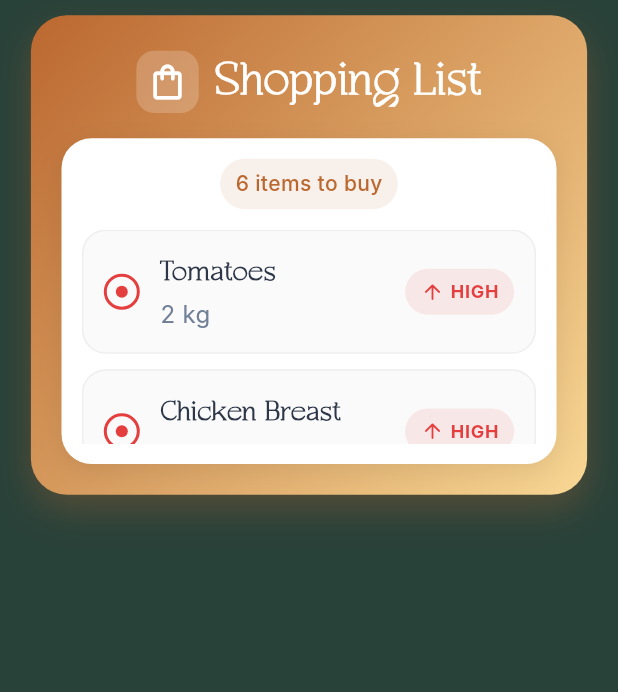
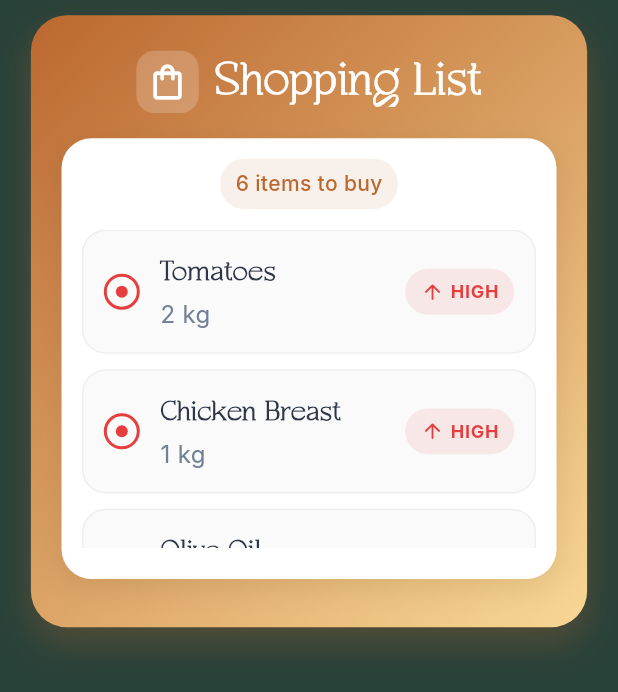
Before and after one commit to LuciaSchlegel/ai.cook, a Flutter app: the ShoppingRemindersCard widget shown alone on an empty page, opened directly, on a phone screen of 412 x 824 dp. Shown: the top 692 px of the screen. Run offline on Flutter 3.47's test engine with Material 3 defaults, Android fonts, the phone set to English and light mode, and no system bars; our stand-ins replace animate_do, animated_text_kit, cached_network_image, firebase_auth, firebase_core, flutter_dotenv and 4 more; accounts and stored records are empty; network calls fail; Roboto replaces fonts that are missing (Inter); project files that could hold a hidden picture were left out.

Commit message:
feature/ home widgets rearranged

```diff
--- a/lib/dialogs/ai_recommendations/widgets/builders/build_error.dart
+++ b/lib/dialogs/ai_recommendations/widgets/builders/build_error.dart
@@ -1,7 +1,6 @@
 import 'package:ai_cook_project/theme.dart';
 import 'package:ai_cook_project/utils/responsive_utils.dart';
 import 'package:flutter/cupertino.dart';
-import 'package:flutter/material.dart';
 
 class ErrorBuild extends StatelessWidget {
   final String error;
--- a/lib/dialogs/ai_recommendations/widgets/form/form_comments.dart
+++ b/lib/dialogs/ai_recommendations/widgets/form/form_comments.dart
@@ -1,7 +1,6 @@
 import 'package:ai_cook_project/theme.dart';
 import 'package:ai_cook_project/utils/responsive_utils.dart';
 import 'package:flutter/cupertino.dart';
-import 'package:flutter/material.dart';
 
 class FormComments extends StatelessWidget {
   final TextEditingController preferencesController;
--- a/lib/dialogs/ai_recommendations/widgets/sections/ai_almostready_section.dart
+++ b/lib/dialogs/ai_recommendations/widgets/sections/ai_almostready_section.dart
@@ -2,7 +2,6 @@ import 'package:ai_cook_project/models/ai_response_model.dart';
 import 'package:ai_cook_project/theme.dart';
 import 'package:ai_cook_project/utils/responsive_utils.dart';
 import 'package:flutter/cupertino.dart';
-import 'package:flutter/material.dart';
 
 class AIAlmostReadySection extends StatelessWidget {
   final List<AIAlmostReadyRecipe> content;
--- a/lib/dialogs/ai_recommendations/widgets/sections/ai_conclusion_section.dart
+++ b/lib/dialogs/ai_recommendations/widgets/sections/ai_conclusion_section.dart
@@ -1,5 +1,4 @@
 import 'package:flutter/cupertino.dart';
-import 'package:flutter/material.dart';
 import 'package:ai_cook_project/utils/responsive_utils.dart';
 import 'package:ai_cook_project/theme.dart';
 
--- a/lib/widgets/cards/ingredients_card.dart
+++ b/lib/widgets/cards/ingredients_card.dart
@@ -59,9 +59,17 @@ class ShoppingRemindersCard extends StatelessWidget {
               children: [
                 const ResponsiveSpacingWidget.vertical(ResponsiveSpacing.sm),
                 Container(
+                  height:
+                      ResponsiveUtils.spacing(context, ResponsiveSpacing.xxl) *
+                      10,
                   decoration: BoxDecoration(
                     gradient: AppColors.gradientOrange,
-                    borderRadius: BorderRadius.circular(24),
+                    borderRadius: BorderRadius.circular(
+                      ResponsiveUtils.borderRadius(
+                        context,
+                        ResponsiveBorderRadius.xxl,
+                      ),
+                    ),
                     boxShadow: [
                       BoxShadow(
                         color: AppColors.gradientOrange.colors[0].withValues(
@@ -128,9 +136,20 @@ class ShoppingRemindersCard extends StatelessWidget {
 
                         // Items Container
                         Container(
+                          height:
+                              ResponsiveUtils.spacing(
+                                context,
+                                ResponsiveSpacing.xxl,
+                              ) *
+                              7.2,
                           decoration: BoxDecoration(
                             color: Colors.white,
-                            borderRadius: BorderRadius.circular(20),
+                            borderRadius: BorderRadius.circular(
+                              ResponsiveUtils.borderRadius(
+                                context,
+                                ResponsiveBorderRadius.xl,
+                              ),
+                            ),
                             boxShadow: [
                               BoxShadow(
                                 color: Colors.black.withValues(alpha: 0.08),
@@ -164,7 +183,12 @@ class ShoppingRemindersCard extends StatelessWidget {
                                     color: AppColors.gradientOrange.colors[0]
                                         .withValues(alpha: 0.1)
                                         .withValues(alpha: 0.1),
-                                    borderRadius: BorderRadius.circular(20),
+                                    borderRadius: BorderRadius.circular(
+                                      ResponsiveUtils.borderRadius(
+                                        context,
+                                        ResponsiveBorderRadius.lg,
+                                      ),
+                                    ),
                                   ),
                                   child: Text(
                                     '${_shoppingReminders.length} items to buy',
@@ -189,9 +213,9 @@ class ShoppingRemindersCard extends StatelessWidget {
                                     maxHeight:
                                         ResponsiveUtils.spacing(
                                           context,
-                                          ResponsiveSpacing.xxl,
+                                          ResponsiveSpacing.xl,
                                         ) *
-                                        3.5,
+                                        7.8,
                                   ),
                                   child: ListView.separated(
                                     shrinkWrap: true,
```
Also changed, not shown: lib/screens/home/home_screen.dart (+25 -9 lines).
